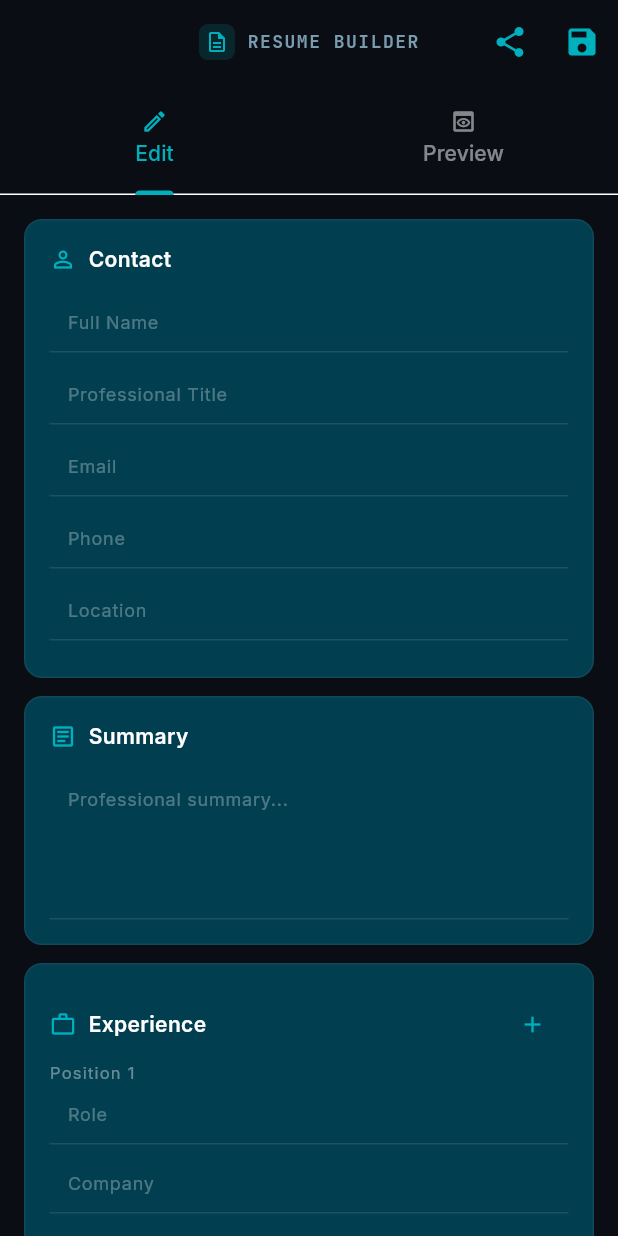
After one commit to manoelbenicio/Dashboard_Job_Tracker, a Flutter app: the ResumeBuilderScreen screen opened by its route, on a phone screen of 412 x 824 dp. The commit adds this screen. Run offline on Flutter 3.47's test engine with Material 3 defaults, Android fonts, the phone set to English and light mode, and no system bars; our stand-ins replace cloud_firestore, firebase_auth, firebase_core, flutter_riverpod, flutter_staggered_animations, go_router and 6 more; accounts and stored records are empty; generated files the repository leaves out were written again.

Commit message:
feat(v5.0): Phase 33-34 — Resume Builder, Benchmark, Navigation & Polish
- Mobile Resume Builder with Edit/Preview tabs, Firestore persistence, Share
- Mobile Benchmark Dashboard with 8-phase Gemini AI analysis, score visualization
- Updated bottom nav: Painel | Claire | Kanban | Analytics | More (drawer)
- More drawer: Add Job, Resume Builder, Benchmark, Settings
- Web deployed to Firebase Hosting
- APK built (23.7MB)
- All 5 phases complete — Milestone v5.0 DONE

```diff
--- a/jobflow_mobile/lib/core/router/app_router.dart
+++ b/jobflow_mobile/lib/core/router/app_router.dart
@@ -10,6 +10,8 @@ import '../../features/jobs/add_job_screen.dart';
 import '../../features/jobs/job_detail_screen.dart';
 import '../../features/kanban/kanban_screen.dart';
 import '../../features/analytics/analytics_screen.dart';
+import '../../features/resume/resume_builder_screen.dart';
+import '../../features/benchmark/benchmark_screen.dart';
 /// Listenable that notifies GoRouter when auth state changes
 class AuthNotifier extends ChangeNotifier {
   late final StreamSubscription<User?> _sub;
@@ -75,6 +77,16 @@ final appRouter = GoRouter(
       name: 'analytics',
       builder: (context, state) => const AnalyticsScreen(),
     ),
+    GoRoute(
+      path: '/resume',
+      name: 'resume',
+      builder: (context, state) => const ResumeBuilderScreen(),
+    ),
+    GoRoute(
+      path: '/benchmark',
+      name: 'benchmark',
+      builder: (context, state) => const BenchmarkScreen(),
+    ),
     // Job Detail — open a specific job by ID
     GoRoute(
       path: '/job/:id',
--- a/jobflow_mobile/lib/core/widgets/adaptive_shell.dart
+++ b/jobflow_mobile/lib/core/widgets/adaptive_shell.dart
@@ -19,9 +19,9 @@ class AdaptiveShell extends StatelessWidget {
   static const _destinations = [
     _NavItem(icon: Icons.grid_view, label: 'Painel'),
     _NavItem(icon: Icons.auto_awesome, label: 'Claire'),
-    _NavItem(icon: Icons.add_circle_outline, label: 'Novo'),
     _NavItem(icon: Icons.view_kanban, label: 'Kanban'),
-    _NavItem(icon: Icons.settings, label: 'Config'),
+    _NavItem(icon: Icons.analytics_outlined, label: 'Analytics'),
+    _NavItem(icon: Icons.more_horiz, label: 'More'),
   ];
 
   @override
--- /dev/null
+++ b/jobflow_mobile/lib/features/resume/resume_builder_screen.dart
@@ -0,0 +1,377 @@
+import 'package:flutter/material.dart';
+import 'package:flutter_riverpod/flutter_riverpod.dart';
+import 'package:cloud_firestore/cloud_firestore.dart';
+import 'package:firebase_auth/firebase_auth.dart';
+import 'package:share_plus/share_plus.dart';
+
+/// Mobile Resume Builder — Tab-based (Edit tab / Preview tab)
+class ResumeBuilderScreen extends ConsumerStatefulWidget {
+  const ResumeBuilderScreen({super.key});
+
+  @override
+  ConsumerState<ResumeBuilderScreen> createState() => _ResumeBuilderScreenState();
+}
+
+class _ResumeBuilderScreenState extends ConsumerState<ResumeBuilderScreen> with SingleTickerProviderStateMixin {
+  late TabController _tabController;
+  bool _loading = true;
+
+  // Resume data
+  final _nameCtrl = TextEditingController();
+  final _titleCtrl = TextEditingController();
+  final _emailCtrl = TextEditingController();
+  final _phoneCtrl = TextEditingController();
+  final _locationCtrl = TextEditingController();
+  final _summaryCtrl = TextEditingController();
+  List<Map<String, dynamic>> _experience = [{'company': '', 'role': '', 'period': '', 'bullets': ['']}];
+  List<Map<String, dynamic>> _education = [{'institution': '', 'degree': '', 'year': ''}];
+  List<String> _skills = [''];
+  List<String> _certifications = [''];
+
+  @override
+  void initState() {
+    super.initState();
+    _tabController = TabController(length: 2, vsync: this);
+    _loadResume();
+  }
+
+  @override
+  void dispose() {
+    _tabController.dispose();
+    _nameCtrl.dispose(); _titleCtrl.dispose(); _emailCtrl.dispose();
+    _phoneCtrl.dispose(); _locationCtrl.dispose(); _summaryCtrl.dispose();
+    super.dispose();
+  }
+
+  Future<void> _loadResume() async {
+    final user = FirebaseAuth.instance.currentUser;
+    if (user == null) return;
+    try {
+      final doc = await FirebaseFirestore.instance.collection('users').doc(user.uid).collection('resume').doc('current').get();
+      if (doc.exists) {
+        final data = doc.data()!;
+        _nameCtrl.text = data['fullName'] ?? '';
+        _titleCtrl.text = data['title'] ?? '';
+        _emailCtrl.text = data['email'] ?? '';
+        _phoneCtrl.text = data['phone'] ?? '';
+        _locationCtrl.text = data['location'] ?? '';
+        _summaryCtrl.text = data['summary'] ?? '';
+        _experience = List<Map<String, dynamic>>.from((data['experience'] as List? ?? []).map((e) => Map<String, dynamic>.from(e)));
+        _education = List<Map<String, dynamic>>.from((data['education'] as List? ?? []).map((e) => Map<String, dynamic>.from(e)));
+        _skills = List<String>.from(data['skills'] ?? ['']);
+        _certifications = List<String>.from(data['certifications'] ?? ['']);
+      }
+    } catch (_) {}
+    if (mounted) setState(() => _loading = false);
+  }
+
+  Future<void> _saveResume() async {
+    final user = FirebaseAuth.instance.currentUser;
+    if (user == null) return;
+    await FirebaseFirestore.instance.collection('users').doc(user.uid).collection('resume').doc('current').set({
+      'fullName': _nameCtrl.text, 'title': _titleCtrl.text,
+      'email': _emailCtrl.text, 'phone': _phoneCtrl.text,
+      'location': _locationCtrl.text, 'summary': _summaryCtrl.text,
+      'experience': _experience, 'education': _education,
+      'skills': _skills, 'certifications': _certifications,
+      'updatedAt': FieldValue.serverTimestamp(),
+    });
+    if (mounted) {
+      ScaffoldMessenger.of(context).showSnackBar(
+        SnackBar(content: const Text('Resume saved!'), backgroundColor: Theme.of(context).colorScheme.primary),
+      );
+    }
+  }
+
+  String _generatePlainText() {
+    final buf = StringBuffer();
+    buf.writeln(_nameCtrl.text);
+    buf.writeln(_titleCtrl.text);
+    buf.writeln('${_emailCtrl.text} | ${_phoneCtrl.text} | ${_locationCtrl.text}');
+    buf.writeln();
+    if (_summaryCtrl.text.isNotEmpty) { buf.writeln('SUMMARY'); buf.writeln(_summaryCtrl.text); buf.writeln(); }
+    buf.writeln('EXPERIENCE');
+    for (final exp in _experience) {
+      buf.writeln('${exp['role']} — ${exp['company']}');
+      buf.writeln(exp['period']);
+      for (final b in (exp['bullets'] as List)) { if (b.toString().isNotEmpty) buf.writeln('  • $b'); }
+      buf.writeln();
+    }
+    buf.writeln('EDUCATION');
+    for (final edu in _education) { buf.writeln('${edu['degree']} — ${edu['institution']} (${edu['year']})'); }
+    buf.writeln();
+    buf.writeln('SKILLS: ${_skills.where((s) => s.isNotEmpty).join(', ')}');
+    if (_certifications.any((c) => c.isNotEmpty)) {
+      buf.writeln(); buf.writeln('CERTIFICATIONS');
+      for (final c in _certifications) { if (c.isNotEmpty) buf.writeln('  • $c'); }
+    }
+    return buf.toString();
+  }
+
+  @override
+  Widget build(BuildContext context) {
+    final cs = Theme.of(context).colorScheme;
+
+    return Scaffold(
+      appBar: AppBar(
+        title: Row(mainAxisSize: MainAxisSize.min, children: [
+          Container(
+            padding: const EdgeInsets.all(4),
+            decoration: BoxDecoration(color: cs.primary.withOpacity(0.15), borderRadius: BorderRadius.circular(6)),
+            child: Icon(Icons.description_outlined, color: cs.primary, size: 16),
+          ),
+          const SizedBox(width: 8),
+          const Text('RESUME BUILDER'),
+        ]),
+        actions: [
+          IconButton(icon: Icon(Icons.share, color: cs.primary), onPressed: () => Share.share(_generatePlainText())),
+          IconButton(icon: Icon(Icons.save, color: cs.primary), onPressed: _saveResume),
+        ],
+        bottom: TabBar(
+          controller: _tabController,
+          indicatorColor: cs.primary,
+          labelColor: cs.primary,
+          unselectedLabelColor: cs.onSurface.withOpacity(0.5),
+          tabs: const [
+            Tab(icon: Icon(Icons.edit_outlined, size: 18), text: 'Edit'),
+            Tab(icon: Icon(Icons.preview_outlined, size: 18), text: 'Preview'),
+          ],
+        ),
+      ),
+      body: _loading
+          ? const Center(child: CircularProgressIndicator())
+          : TabBarView(
+              controller: _tabController,
+              children: [_buildEditTab(cs), _buildPreviewTab(cs)],
+            ),
+    );
+  }
+
+  Widget _buildEditTab(ColorScheme cs) {
+    return ListView(
+      padding: const EdgeInsets.all(16),
+      children: [
+        // Contact
+        _sectionCard(cs, Icons.person_outline, 'Contact', [
+          _field(_nameCtrl, 'Full Name'), _field(_titleCtrl, 'Professional Title'),
+          _field(_emailCtrl, 'Email'), _field(_phoneCtrl, 'Phone'),
+          _field(_locationCtrl, 'Location'),
+        ]),
+        const SizedBox(height: 12),
+
+        // Summary
+        _sectionCard(cs, Icons.article_outlined, 'Summary', [
+          TextField(controller: _summaryCtrl, maxLines: 4, style: TextStyle(color: cs.onSurface, fontSize: 13),
+            decoration: _inputDecor('Professional summary...', cs)),
+        ]),
+        const SizedBox(height: 12),
+
+        // Experience
+        _sectionCardDynamic(cs, Icons.work_outline, 'Experience', _experience, () {
+          setState(() => _experience.add({'company': '', 'role': '', 'period': '', 'bullets': ['']}));
+        }, (i) {
+          final exp = _experience[i];
+          return Column(crossAxisAlignment: CrossAxisAlignment.start, children: [
+            if (i > 0) Divider(color: cs.onSurface.withOpacity(0.06)),
+            Row(mainAxisAlignment: MainAxisAlignment.spaceBetween, children: [
+              Text('Position ${i + 1}', style: TextStyle(fontSize: 11, color: cs.onSurface.withOpacity(0.4), letterSpacing: 0.8)),
+              if (_experience.length > 1) IconButton(icon: Icon(Icons.close, size: 14, color: const Color(0xFFE91E63)), onPressed: () => setState(() => _experience.removeAt(i))),
+            ]),
+            _dynamicField(exp, 'role', 'Role', cs), _dynamicField(exp, 'company', 'Company', cs),
+            _dynamicField(exp, 'period', 'Period (e.g. Jan 2022 – Present)', cs),
+            ...List.generate((exp['bullets'] as List).length, (j) {
+              return Row(children: [
+                Text('•', style: TextStyle(color: cs.onSurface.withOpacity(0.4))),
+                const SizedBox(width: 6),
+                Expanded(child: TextFormField(
+                  initialValue: exp['bullets'][j],
+                  onChanged: (v) => exp['bullets'][j] = v,
+                  style: TextStyle(color: cs.onSurface, fontSize: 12),
+                  decoration: _inputDecor('Achievement...', cs),
+                )),
+              ]);
+            }),
+            TextButton.icon(onPressed: () => setState(() => (exp['bullets'] as List).add('')),
+              icon: Icon(Icons.add, size: 14, color: cs.primary), label: Text('Add bullet', style: TextStyle(fontSize: 11, color: cs.primary))),
+          ]);
+        }),
+        const SizedBox(height: 12),
+
+        // Education
+        _sectionCardDynamic(cs, Icons.school_outlined, 'Education', _education, () {
+          setState(() => _education.add({'institution': '', 'degree': '', 'year': ''}));
+        }, (i) {
+          final edu = _education[i];
+          return Column(children: [
+            if (i > 0) Divider(color: cs.onSurface.withOpacity(0.06)),
+            _dynamicField(edu, 'degree', 'Degree', cs),
+            _dynamicField(edu, 'institution', 'Institution', cs),
+            _dynamicField(edu, 'year', 'Year', cs),
+          ]);
+        }),
+        const SizedBox(height: 12),
+
+        // Skills
+        _listSection(cs, Icons.star_outline, 'Skills', _skills, () => setState(() => _skills.add(''))),
+        const SizedBox(height: 12),
+
+        // Certifications
+        _listSection(cs, Icons.workspace_premium_outlined, 'Certifications', _certifications, () => setState(() => _certifications.add(''))),
+        const SizedBox(height: 32),
+      ],
+    );
+  }
+
+  Widget _buildPreviewTab(ColorScheme cs) {
+    return SingleChildScrollView(
+      padding: const EdgeInsets.all(16),
+      child: Container(
+        padding: const EdgeInsets.all(24),
+        decoration: BoxDecoration(
+          color: Colors.white, borderRadius: BorderRadius.circular(8),
+          boxShadow: [BoxShadow(color: Colors.black.withOpacity(0.15), blurRadius: 24)],
+        ),
+        child: Column(crossAxisAlignment: CrossAxisAlignment.start, children: [
+          // Header
+          Center(child: Column(children: [
+            Text(_nameCtrl.text.isEmpty ? 'Your Name' : _nameCtrl.text, style: const TextStyle(fontSize: 20, fontWeight: FontWeight.w700, color: Color(0xFF0f1117))),
+            const SizedBox(height: 4),
+            Text(_titleCtrl.text, style: const TextStyle(fontSize: 14, fontWeight: FontWeight.w500, color: Color(0xFF00B0BD))),
+            const SizedBox(height: 6),
+            Text([_emailCtrl.text, _phoneCtrl.text, _locationCtrl.text].where((s) => s.isNotEmpty).join(' • '),
+              style: const TextStyle(fontSize: 11, color: Color(0xFF888888))),
+          ])),
+          Container(height: 2, margin: const EdgeInsets.symmetric(vertical: 16), color: const Color(0xFF00B0BD)),
+
+          // Summary
+          if (_summaryCtrl.text.isNotEmpty) ...[
+            _previewHeading('PROFESSIONAL SUMMARY'),
+            Text(_summaryCtrl.text, style: const TextStyle(fontSize: 12, color: Color(0xFF333333), height: 1.6)),
+            const SizedBox(height: 16),
+          ],
+
+          // Experience
+          if (_experience.any((e) => (e['company'] ?? '').isNotEmpty)) ...[
+            _previewHeading('EXPERIENCE'),
+            ..._experience.where((e) => (e['company'] ?? '').isNotEmpty).map((exp) => Padding(
+              padding: const EdgeInsets.only(bottom: 12),
+              child: Column(crossAxisAlignment: CrossAxisAlignment.start, children: [
+                Row(mainAxisAlignment: MainAxisAlignment.spaceBetween, children: [
+                  Flexible(child: Text('${exp['role']} — ${exp['company']}', style: const TextStyle(fontSize: 13, fontWeight: FontWeight.w600, color: Color(0xFF0f1117)))),
+                  Text(exp['period'] ?? '', style: const TextStyle(fontSize: 11, color: Color(0xFF888888))),
+                ]),
+                const SizedBox(height: 4),
+                ...((exp['bullets'] as List?) ?? []).where((b) => b.toString().isNotEmpty).map((b) =>
+                  Padding(padding: const EdgeInsets.only(left: 8, bottom: 2), child: Row(crossAxisAlignment: CrossAxisAlignment.start, children: [
+                    const Text('• ', style: TextStyle(fontSize: 11, color: Color(0xFF444444))),
+                    Expanded(child: Text(b, style: const TextStyle(fontSize: 11, color: Color(0xFF444444), height: 1.4))),
+                  ]))),
+              ]),
+            )),
+            const SizedBox(height: 8),
+          ],
+
+          // Education
+          if (_education.any((e) => (e['institution'] ?? '').isNotEmpty)) ...[
+            _previewHeading('EDUCATION'),
+            ..._education.where((e) => (e['institution'] ?? '').isNotEmpty).map((edu) => Padding(
+              padding: const EdgeInsets.only(bottom: 6),
+              child: Row(mainAxisAlignment: MainAxisAlignment.spaceBetween, children: [
+                Flexible(child: Text('${edu['degree']} — ${edu['institution']}', style: const TextStyle(fontSize: 12, fontWeight: FontWeight.w500, color: Color(0xFF0f1117)))),
+                Text(edu['year'] ?? '', style: const TextStyle(fontSize: 11, color: Color(0xFF888888))),
+              ]),
+            )),
+            const SizedBox(height: 16),
+          ],
+
+          // Skills
+          if (_skills.any((s) => s.isNotEmpty)) ...[
+            _previewHeading('SKILLS'),
+            Wrap(spacing: 6, runSpacing: 6, children: _skills.where((s) => s.isNotEmpty).map((s) =>
+              Container(padding: const EdgeInsets.symmetric(horizontal: 10, vertical: 4), decoration: BoxDecoration(color: const Color(0xFFe6f7f8), borderRadius: BorderRadius.circular(4)),
+                child: Text(s, style: const TextStyle(fontSize: 11, color: Color(0xFF00838f))))).toList()),
+            const SizedBox(height: 16),
+          ],
+
+          // Certifications
+          if (_certifications.any((c) => c.isNotEmpty)) ...[
+            _previewHeading('CERTIFICATIONS'),
+            ..._certifications.where((c) => c.isNotEmpty).map((c) => Padding(padding: const EdgeInsets.only(bottom: 2), child: Text('• $c', style: const TextStyle(fontSize: 11, color: Color(0xFF444444))))),
+          ],
+        ]),
+      ),
+    );
+  }
+
+  // Helpers
+  Widget _previewHeading(String title) => Padding(
+    padding: const EdgeInsets.only(bottom: 8),
+    child: Text(title, style: const TextStyle(fontSize: 10, fontWeight: FontWeight.w700, letterSpacing: 1.2, color: Color(0xFF00B0BD))),
+  );
+
+  Widget _sectionCard(ColorScheme cs, IconData icon, String title, List<Widget> children) {
+    return Container(
+      padding: const EdgeInsets.all(16),
+      decoration: BoxDecoration(color: cs.surface, borderRadius: BorderRadius.circular(12), border: Border.all(color: cs.onSurface.withOpacity(0.06))),
+      child: Column(crossAxisAlignment: CrossAxisAlignment.start, children: [
+        Row(children: [Icon(icon, color: cs.primary, size: 18), const SizedBox(width: 8), Text(title, style: TextStyle(color: cs.onSurface, fontSize: 14, fontWeight: FontWeight.w600))]),
+        const SizedBox(height: 12),
+        ...children,
+      ]),
+    );
+  }
+
+  Widget _sectionCardDynamic(ColorScheme cs, IconData icon, String title, List items, VoidCallback onAdd, Widget Function(int) builder) {
+    return Container(
+      padding: const EdgeInsets.all(16),
+      decoration: BoxDecoration(color: cs.surface, borderRadius: BorderRadius.circular(12), border: Border.all(color: cs.onSurface.withOpacity(0.06))),
+      child: Column(crossAxisAlignment: CrossAxisAlignment.start, children: [
+        Row(children: [
+          Icon(icon, color: cs.primary, size: 18), const SizedBox(width: 8),
+          Expanded(child: Text(title, style: TextStyle(color: cs.onSurface, fontSize: 14, fontWeight: FontWeight.w600))),
+          IconButton(icon: Icon(Icons.add, color: cs.primary, size: 18), onPressed: onAdd),
+        ]),
+        ...List.generate(items.length, builder),
+      ]),
+    );
+  }
+
+  Widget _listSection(ColorScheme cs, IconData icon, String title, List<String> items, VoidCallback onAdd) {
+    return Container(
+      padding: const EdgeInsets.all(16),
+      decoration: BoxDecoration(color: cs.surface, borderRadius: BorderRadius.circular(12), border: Border.all(color: cs.onSurface.withOpacity(0.06))),
+      child: Column(crossAxisAlignment: CrossAxisAlignment.start, children: [
+        Row(children: [
+          Icon(icon, color: cs.primary, size: 18), const SizedBox(width: 8),
+          Expanded(child: Text(title, style: TextStyle(color: cs.onSurface, fontSize: 14, fontWeight: FontWeight.w600))),
+          IconButton(icon: Icon(Icons.add, color: cs.primary, size: 18), onPressed: onAdd),
+        ]),
+        Wrap(spacing: 8, runSpacing: 8, children: List.generate(items.length, (i) =>
+          SizedBox(width: 140, child: Row(children: [
+            Expanded(child: TextFormField(initialValue: items[i], onChanged: (v) => items[i] = v,
+              style: TextStyle(color: cs.onSurface, fontSize: 12), decoration: _inputDecor('Item', cs))),
+            if (items.length > 1) IconButton(icon: Icon(Icons.close, size: 12, color: const Color(0xFFE91E63)), onPressed: () => setState(() => items.removeAt(i))),
+          ])))),
+      ]),
+    );
+  }
+
+  Widget _field(TextEditingController ctrl, String hint) {
+    final cs = Theme.of(context).colorScheme;
+    return Padding(padding: const EdgeInsets.only(bottom: 8), child: TextField(controller: ctrl,
+      style: TextStyle(color: cs.onSurface, fontSize: 13), decoration: _inputDecor(hint, cs)));
+  }
+
+  Widget _dynamicField(Map<String, dynamic> map, String key, String hint, ColorScheme cs) {
+    return Padding(padding: const EdgeInsets.only(bottom: 6), child: TextFormField(
+      initialValue: map[key] ?? '', onChanged: (v) => map[key] = v,
+      style: TextStyle(color: cs.onSurface, fontSize: 13), decoration: _inputDecor(hint, cs)));
+  }
+
+  InputDecoration _inputDecor(String hint, ColorScheme cs) => InputDecoration(
+    hintText: hint, hintStyle: TextStyle(color: cs.onSurface.withOpacity(0.3), fontSize: 12),
+    isDense: true, contentPadding: const EdgeInsets.symmetric(horizontal: 12, vertical: 10),
+    enabledBorder: UnderlineInputBorder(borderSide: BorderSide(color: cs.onSurface.withOpacity(0.1))),
+    focusedBorder: UnderlineInputBorder(borderSide: BorderSide(color: cs.primary)),
+  );
+}
```
Also changed, not shown: jobflow_mobile/lib/features/benchmark/benchmark_screen.dart (added, +326 -0 lines), jobflow_mobile/lib/features/dashboard/dashboard_screen.dart (+23 -4 lines).
